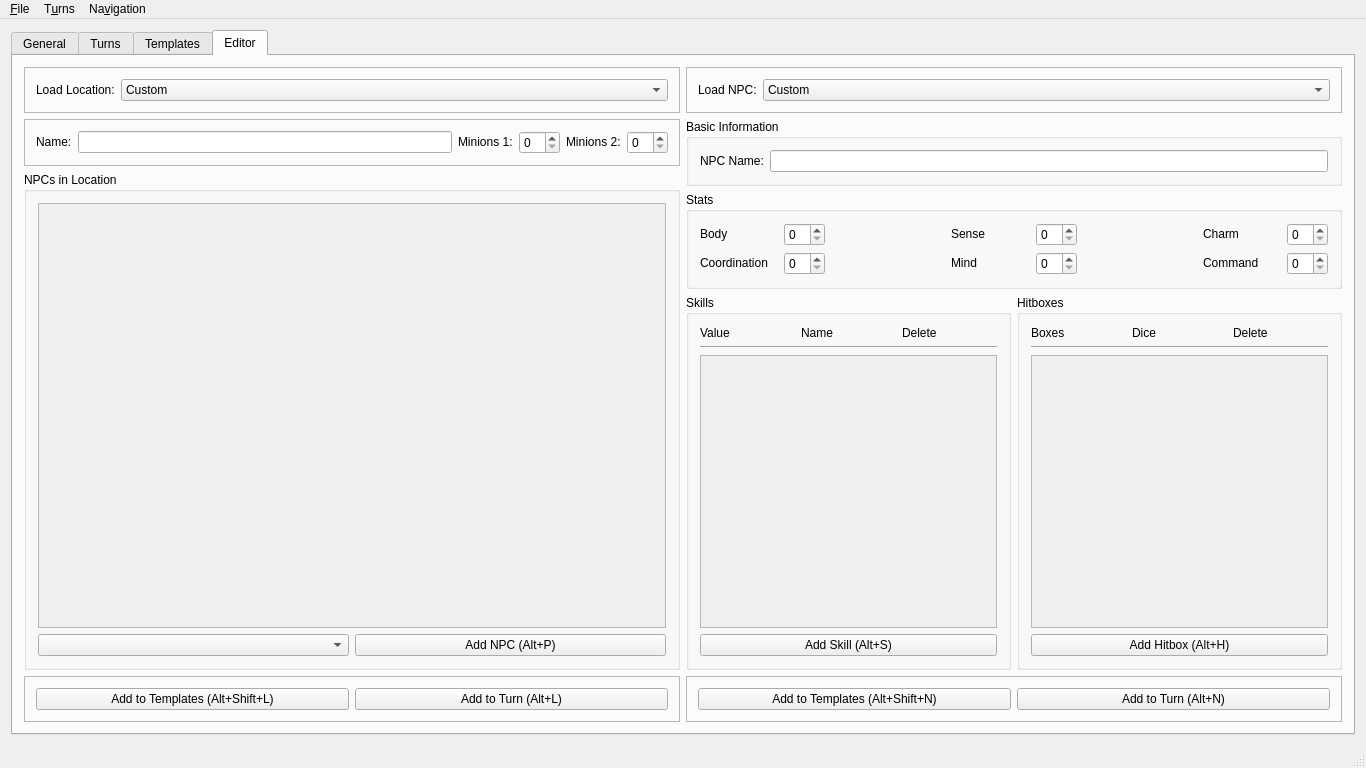
Above: src/mainwindow.ui from zobin8/talented-gm before the change. Below: the same form after it.
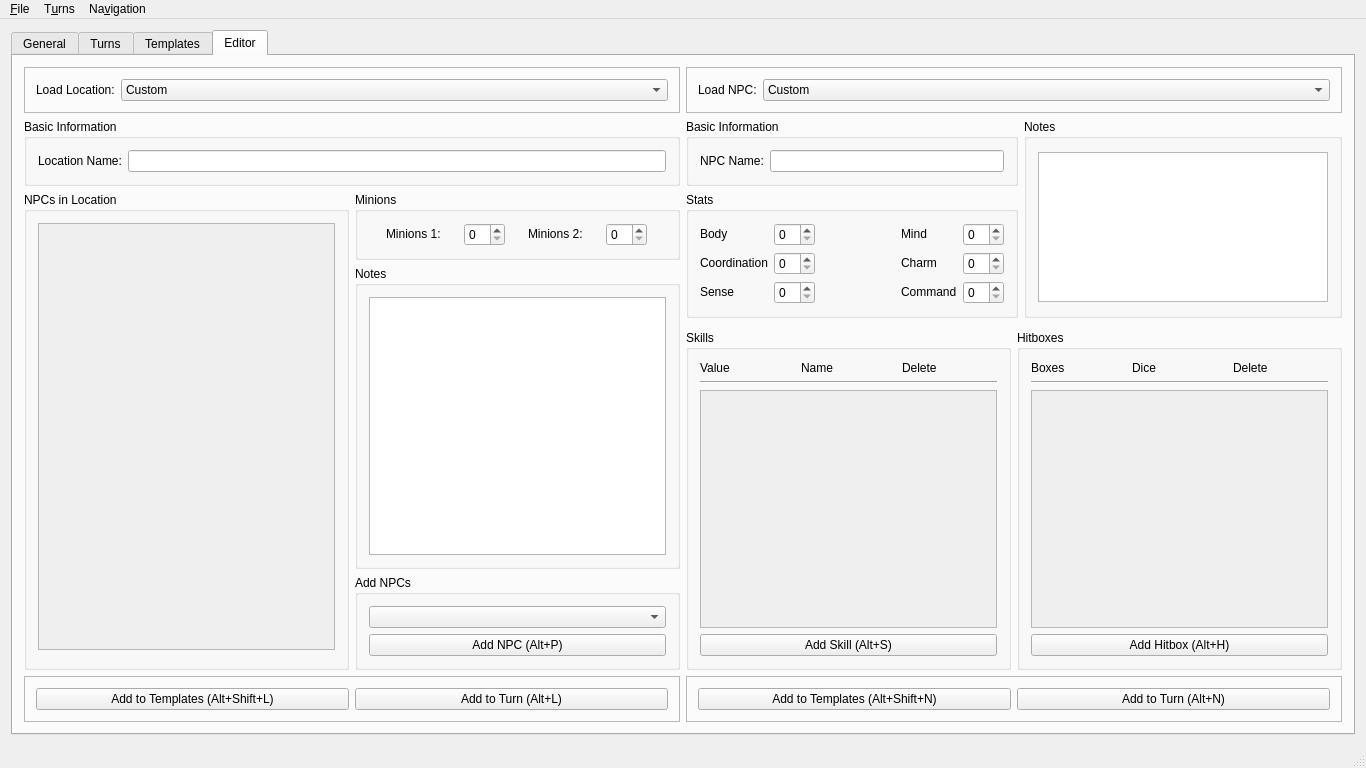
That is the form after the change. The open tabs and pages were chosen to show the change.

Commit message: Reworked UI  * Added spacce for NPC descriptions in editor and turn tab.  * Also added descriptions for locations to both tabs.

What changed in the file:
```diff
--- a/src/mainwindow.ui
+++ b/src/mainwindow.ui
@@ -239,47 +239,7 @@
             </widget>
            </item>
            <item>
-            <widget class="QFrame" name="frame_5">
-             <property name="sizePolicy">
-              <sizepolicy hsizetype="Preferred" vsizetype="Fixed">
-               <horstretch>0</horstretch>
-               <verstretch>0</verstretch>
-              </sizepolicy>
-             </property>
-             <property name="frameShape">
-              <enum>QFrame::StyledPanel</enum>
-             </property>
-             <property name="frameShadow">
-              <enum>QFrame::Raised</enum>
-             </property>
-             <layout class="QHBoxLayout" name="horizontalLayout_8">
-              <item>
-               <widget class="QPushButton" name="turnLoadButton">
-                <property name="enabled">
-                 <bool>true</bool>
-                </property>
-                <property name="toolTip">
-                 <string/>
-                </property>
-                <property name="text">
-                 <string>Load Template</string>
-                </property>
-                <property name="autoDefault">
-                 <bool>false</bool>
-                </property>
-                <property name="default">
-                 <bool>false</bool>
-                </property>
-                <property name="flat">
-                 <bool>false</bool>
-                </property>
-               </widget>
-              </item>
-             </layout>
-            </widget>
-           </item>
-           <item>
-            <widget class="QGroupBox" name="groupBox_4">
+            <widget class="QWidget" name="widget_4" native="true">
              <property name="sizePolicy">
               <sizepolicy hsizetype="Preferred" vsizetype="Fixed">
                <horstretch>0</horstretch>
@@ -289,11 +249,14 @@
              <property name="minimumSize">
               <size>
                <width>0</width>
-               <height>230</height>
+               <height>0</height>
               </size>
              </property>
-             <property name="title">
-              <string>NPC Info</string>
+             <property name="maximumSize">
+              <size>
+               <width>16777215</width>
+               <height>205</height>
+              </size>
              </property>
              <layout class="QHBoxLayout" name="horizontalLayout_9">
               <property name="leftMargin">
@@ -1041,12 +1004,9 @@
             </widget>
            </item>
            <item>
-            <widget class="QFrame" name="frame_4">
-             <property name="frameShape">
-              <enum>QFrame::StyledPanel</enum>
-             </property>
-             <property name="frameShadow">
-              <enum>QFrame::Raised</enum>
+            <widget class="QGroupBox" name="groupBox_4">
+             <property name="title">
+              <string>Basic Information</string>
              </property>
              <layout class="QVBoxLayout" name="verticalLayout_31">
               <item>
@@ -1079,7 +1039,7 @@
                     </sizepolicy>
                    </property>
                    <property name="text">
-                    <string>Name:</string>
+                    <string>Location Name:</string>
                    </property>
                   </widget>
                  </item>
@@ -1093,52 +1053,6 @@
                    </property>
                   </widget>
                  </item>
-                 <item>
-                  <widget class="QLabel" name="label_25">
-                   <property name="sizePolicy">
-                    <sizepolicy hsizetype="Fixed" vsizetype="Fixed">
-                     <horstretch>0</horstretch>
-                     <verstretch>0</verstretch>
-                    </sizepolicy>
-                   </property>
-                   <property name="text">
-                    <string>Minions 1:</string>
-                   </property>
-                  </widget>
-                 </item>
-                 <item>
-                  <widget class="QSpinBox" name="editMinionSpin1">
-                   <property name="sizePolicy">
-                    <sizepolicy hsizetype="Fixed" vsizetype="Fixed">
-                     <horstretch>0</horstretch>
-                     <verstretch>0</verstretch>
-                    </sizepolicy>
-                   </property>
-                  </widget>
-                 </item>
-                 <item>
-                  <widget class="QLabel" name="label_26">
-                   <property name="sizePolicy">
-                    <sizepolicy hsizetype="Fixed" vsizetype="Fixed">
-                     <horstretch>0</horstretch>
-                     <verstretch>0</verstretch>
-                    </sizepolicy>
-                   </property>
-                   <property name="text">
-                    <string>Minions 2:</string>
-                   </property>
-                  </widget>
-                 </item>
-                 <item>
-                  <widget class="QSpinBox" name="editMinionSpin2">
-                   <property name="sizePolicy">
-                    <sizepolicy hsizetype="Fixed" vsizetype="Fixed">
-                     <horstretch>0</horstretch>
-                     <verstretch>0</verstretch>
-                    </sizepolicy>
-                   </property>
-                  </widget>
-                 </item>
                 </layout>
                </widget>
               </item>
@@ -1146,38 +1060,74 @@
             </widget>
            </item>
            <item>
-            <widget class="QGroupBox" name="editNPCBox">
-             <property name="title">
-              <string>NPCs in Location</string>
-             </property>
-             <layout class="QVBoxLayout" name="verticalLayout_14">
+            <widget class="QWidget" name="widget_14" native="true">
+             <layout class="QHBoxLayout" name="horizontalLayout_25">
+              <property name="leftMargin">
+               <number>0</number>
+              </property>
+              <property name="topMargin">
+               <number>0</number>
+              </property>
+              <property name="rightMargin">
+               <number>0</number>
+              </property>
+              <property name="bottomMargin">
+               <number>0</number>
+              </property>
               <item>
-               <widget class="QScrollArea" name="scrollArea_2">
-                <property name="sizePolicy">
-                 <sizepolicy hsizetype="Preferred" vsizetype="Expanding">
-                  <horstretch>0</horstretch>
-                  <verstretch>0</verstretch>
-                 </sizepolicy>
+               <widget class="QGroupBox" name="editNPCBox">
+                <property name="title">
+                 <string>NPCs in Location</string>
                 </property>
-                <property name="widgetResizable">
-                 <bool>true</bool>
-                </property>
-                <widget class="QWidget" name="editLocContents">
-                 <property name="geometry">
-                  <rect>
-                   <x>0</x>
-                   <y>0</y>
-                   <width>639</width>
-                   <height>469</height>
-                  </rect>
-                 </property>
-                 <layout class="QVBoxLayout" name="verticalLayout_18"/>
-                </widget>
+                <layout class="QVBoxLayout" name="verticalLayout_14">
+                 <item>
+                  <widget class="QScrollArea" name="scrollArea_2">
+                   <property name="sizePolicy">
+                    <sizepolicy hsizetype="Preferred" vsizetype="Expanding">
+                     <horstretch>0</horstretch>
+                     <verstretch>0</verstretch>
+                    </sizepolicy>
+                   </property>
+                   <property name="widgetResizable">
+                    <bool>true</bool>
+                   </property>
+                   <widget class="QWidget" name="editLocContents">
+                    <property name="geometry">
+                     <rect>
+                      <x>0</x>
+                      <y>0</y>
+                      <width>301</width>
+                      <height>449</height>
+                     </rect>
+                    </property>
+                    <layout class="QVBoxLayout" name="verticalLayout_18"/>
+                   </widget>
+                  </widget>
+                 </item>
+                 <item>
+                  <widget class="QWidget" name="widget_9" native="true">
+                   <layout class="QHBoxLayout" name="horizontalLayout_30">
+                    <property name="leftMargin">
+                     <number>0</number>
+                    </property>
+                    <property name="topMargin">
+                     <number>0</number>
+                    </property>
+                    <property name="rightMargin">
+                     <number>0</number>
+                    </property>
+                    <property name="bottomMargin">
+                     <number>0</number>
+                    </property>
+                   </layout>
+                  </widget>
+                 </item>
+                </layout>
                </widget>
               </item>
               <item>
-               <widget class="QWidget" name="widget_9" native="true">
-                <layout class="QHBoxLayout" name="horizontalLayout_30">
+               <widget class="QWidget" name="widget_15" native="true">
+                <layout class="QVBoxLayout" name="verticalLayout_33">
                  <property name="leftMargin">
                   <number>0</number>
                  </property>
@@ -1191,19 +1141,120 @@
                   <number>0</number>
                  </property>
                  <item>
-                  <widget class="QComboBox" name="editLocNPCCombo"/>
+                  <widget class="QGroupBox" name="groupBox_7">
+                   <property name="sizePolicy">
+                    <sizepolicy hsizetype="Preferred" vsizetype="Fixed">
+                     <horstretch>0</horstretch>
+                     <verstretch>0</verstretch>
+                    </sizepolicy>
+                   </property>
+                   <property name="title">
+                    <string>Minions</string>
+                   </property>
+                   <layout class="QGridLayout" name="gridLayout_4">
+                    <item row="0" column="1">
+                     <widget class="QSpinBox" name="editMinionSpin1">
+                      <property name="sizePolicy">
+                       <sizepolicy hsizetype="Fixed" vsizetype="Fixed">
+                        <horstretch>0</horstretch>
+                        <verstretch>0</verstretch>
+                       </sizepolicy>
+                      </property>
+                     </widget>
+                    </item>
+                    <item row="0" column="2">
+                     <widget class="QLabel" name="label_26">
+                      <property name="sizePolicy">
+                       <sizepolicy hsizetype="Fixed" vsizetype="Fixed">
+                        <horstretch>0</horstretch>
+                        <verstretch>0</verstretch>
+                       </sizepolicy>
+                      </property>
+                      <property name="text">
+                       <string>Minions 2:</string>
+                      </property>
+                     </widget>
+                    </item>
+                    <item row="0" column="0">
+                     <widget class="QLabel" name="label_25">
+                      <property name="sizePolicy">
+                       <sizepolicy hsizetype="Fixed" vsizetype="Fixed">
+                        <horstretch>0</horstretch>
+                        <verstretch>0</verstretch>
+                       </sizepolicy>
+                      </property>
+                      <property name="text">
+                       <string>Minions 1:</string>
+                      </property>
+                     </widget>
+                    </item>
+                    <item row="0" column="3">
+                     <widget class="QSpinBox" name="editMinionSpin2">
+                      <property name="sizePolicy">
+                       <sizepolicy hsizetype="Fixed" vsizetype="Fixed">
+                        <horstretch>0</horstretch>
+                        <verstretch>0</verstretch>
+                       </sizepolicy>
+                      </property>
+                     </widget>
+                    </item>
+                   </layout>
+                  </widget>
                  </item>
                  <item>
-                  <widget class="QPushButton" name="editAddNPCButton">
-                   <property name="toolTip">
-                    <string/>
+                  <widget class="QGroupBox" name="groupBox">
+                   <property name="title">
+                    <string>Notes</string>
                    </property>
-                   <property name="text">
-                    <string>Add NPC (Alt+P)</string>
+                   <layout class="QHBoxLayout" name="horizontalLayout_12">
+                    <item>
+                     <widget class="QTextEdit" name="textEdit">
+                      <property name="sizePolicy">
+                       <sizepolicy hsizetype="Preferred" vsizetype="Preferred">
+                        <horstretch>0</horstretch>
+                        <verstretch>0</verstretch>
+                       </sizepolicy>
+                      </property>
+                     </widget>
+                    </item>
+                   </layout>
+                  </widget>
+                 </item>
+                 <item>
+                  <widget class="QGroupBox" name="groupBox_8">
+                   <property name="sizePolicy">
+                    <sizepolicy hsizetype="Preferred" vsizetype="Fixed">
+                     <horstretch>0</horstretch>
+                     <verstretch>0</verstretch>
+                    </sizepolicy>
                    </property>
-                   <property name="shortcut">
-                    <string>Alt+P</string>
+                   <property name="title">
+                    <string>Add NPCs</string>
                    </property>
+                   <layout class="QVBoxLayout" name="verticalLayout_34">
+                    <item>
+                     <widget class="QComboBox" name="editLocNPCCombo"/>
+                    </item>
+                    <item>
+                     <widget class="QPushButton" name="editAddNPCButton">
+                      <property name="sizePolicy">
+                       <sizepolicy hsizetype="Preferred" vsizetype="Fixed">
+                        <horstretch>0</horstretch>
+                        <verstretch>0</verstretch>
+                       </sizepolicy>
+                      </property>
+                      <property name="toolTip">
+                       <string/>
+                      </property>
+                      <property name="text">
+                       <string>Add NPC (Alt+P)</string>
+                      </property>
+                      <property name="shortcut">
+                       <string>Alt+P</string>
+                      </property>
+                     </widget>
+                    </item>
+                   </layout>
                   </widget>
                  </item>
                 </layout>
@@ -1324,8 +1375,8 @@
             </widget>
            </item>
            <item>
-            <widget class="QWidget" name="widget_3" native="true">
-             <layout class="QHBoxLayout" name="horizontalLayout_2">
+            <widget class="QWidget" name="widget_11" native="true">
+             <layout class="QHBoxLayout" name="horizontalLayout_24">
               <property name="leftMargin">
                <number>0</number>
               </property>
@@ -1339,8 +1390,8 @@
                <number>0</number>
               </property>
               <item>
-               <widget class="QWidget" name="widget_12" native="true">
-                <layout class="QVBoxLayout" name="verticalLayout_32">
+               <widget class="QWidget" name="widget_10" native="true">
+                <layout class="QVBoxLayout" name="verticalLayout_28">
                  <property name="leftMargin">
                   <number>0</number>
                  </property>
@@ -1403,8 +1454,18 @@
                     <string>Stats</string>
                    </property>
                    <layout class="QGridLayout" name="gridLayout_3">
-                    <item row="0" column="4">
-                     <spacer name="horizontalSpacer_3">
+                    <item row="1" column="5">
+                     <widget class="QSpinBox" name="editCharmSpin">
+                      <property name="sizePolicy">
+                       <sizepolicy hsizetype="Fixed" vsizetype="Fixed">
+                        <horstretch>0</horstretch>
+                        <verstretch>0</verstretch>
+                       </sizepolicy>
+                      </property>
+                     </widget>
+                    </item>
+                    <item row="0" column="2">
+                     <spacer name="horizontalSpacer_2">
                       <property name="orientation">
                        <enum>Qt::Horizontal</enum>
                       </property>
@@ -1419,6 +1480,16 @@
                       </property>
                      </spacer>
                     </item>
+                    <item row="2" column="1">
+                     <widget class="QSpinBox" name="editSenseSpin">
+                      <property name="sizePolicy">
+                       <sizepolicy hsizetype="Fixed" vsizetype="Fixed">
+                        <horstretch>0</horstretch>
+                        <verstretch>0</verstretch>
+                       </sizepolicy>
+                      </property>
+                     </widget>
+                    </item>
                     <item row="0" column="0">
                      <widget class="QLabel" name="label_32">
                       <property name="sizePolicy">
@@ -1432,22 +1503,6 @@
                       </property>
                      </widget>
                     </item>
-                    <item row="0" column="2">
-                     <spacer name="horizontalSpacer_4">
-                      <property name="orientation">
-                       <enum>Qt::Horizontal</enum>
-                      </property>
-                      <property name="sizeType">
-                       <enum>QSizePolicy::Preferred</enum>
-                      </property>
-                      <property name="sizeHint" stdset="0">
-                       <size>
-                        <width>40</width>
-                        <height>20</height>
-                       </size>
-                      </property>
-                     </spacer>
-                    </item>
                     <item row="1" column="1">
                      <widget class="QSpinBox" name="editCoordSpin">
                       <property name="sizePolicy">
@@ -1468,61 +1523,6 @@
                       </property>
                      </widget>
                     </item>
-                    <item row="0" column="10">
-                     <spacer name="horizontalSpacer_5">
-                      <property name="orientation">
-                       <enum>Qt::Horizontal</enum>
-                      </property>
-                      <property name="sizeType">
-                       <enum>QSizePolicy::Preferred</enum>
-                      </property>
-                      <property name="sizeHint" stdset="0">
-                       <size>
-                        <width>40</width>
-                        <height>20</height>
-                       </size>
-                      </property>
-                     </spacer>
-                    </item>
-                    <item row="0" column="8">
-                     <spacer name="horizontalSpacer_2">
-                      <property name="orientation">
-                       <enum>Qt::Horizontal</enum>
-                      </property>
-                      <property name="sizeType">
-                       <enum>QSizePolicy::Preferred</enum>
-                      </property>
-                      <property name="sizeHint" stdset="0">
-                       <size>
-                        <width>40</width>
-                        <height>20</height>
-                       </size>
-                      </property>
-                     </spacer>
-                    </item>
-                    <item row="0" column="11">
-                     <widget class="QLabel" name="label_37">
-                      <property name="sizePolicy">
-                       <sizepolicy hsizetype="Preferred" vsizetype="Fixed">
-                        <horstretch>0</horstretch>
-                        <verstretch>0</verstretch>
-                       </sizepolicy>
-                      </property>
-                      <property name="text">
-                       <string>Charm</string>
-                      </property>
-                     </widget>
-                    </item>
-                    <item row="0" column="12">
-                     <widget class="QSpinBox" name="editCharmSpin">
-                      <property name="sizePolicy">
-                       <sizepolicy hsizetype="Fixed" vsizetype="Fixed">
-                        <horstretch>0</horstretch>
-                        <verstretch>0</verstretch>
-                       </sizepolicy>
-                      </property>
-                     </widget>
-                    </item>
                     <item row="1" column="0">
                      <widget class="QLabel" name="label_36">
                       <property name="sizePolicy">
@@ -1536,34 +1536,47 @@
                       </property>
                      </widget>
                     </item>
-                    <item row="0" column="3">
-                     <spacer name="horizontalSpacer_6">
-                      <property name="orientation">
-                       <enum>Qt::Horizontal</enum>
+                    <item row="0" column="4">
+                     <widget class="QLabel" name="label_33">
+                      <property name="sizePolicy">
+                       <sizepolicy hsizetype="Preferred" vsizetype="Fixed">
+                        <horstretch>0</horstretch>
+                        <verstretch>0</verstretch>
+                       </sizepolicy>
                       </property>
-                      <property name="sizeType">
-                       <enum>QSizePolicy::Preferred</enum>
+                      <property name="text">
+                       <string>Mind</string>
                       </property>
-                      <property name="sizeHint" stdset="0">
-                       <size>
-                        <width>40</width>
-                        <height>20</height>
-                       </size>
+                     </widget>
+                    </item>
+                    <item row="2" column="4">
+                     <widget class="QLabel" name="label_34">
+                      <property name="sizePolicy">
+                       <sizepolicy hsizetype="Preferred" vsizetype="Fixed">
+                        <horstretch>0</horstretch>
+                        <verstretch>0</verstretch>
+                       </sizepolicy>
                       </property>
-                     </spacer>
+                      <property name="text">
+                       <string>Command</string>
+                      </property>
+                     </widget>
                     </item>
-                    <item row="1" column="7">
-                     <widget class="QSpinBox" name="editMindSpin">
+                    <item row="1" column="4">
+                     <widget class="QLabel" name="label_37">
                       <property name="sizePolicy">
-                       <sizepolicy hsizetype="Fixed" vsizetype="Fixed">
+                       <sizepolicy hsizetype="Preferred" vsizetype="Fixed">
                         <horstretch>0</horstretch>
                         <verstretch>0</verstretch>
                        </sizepolicy>
                       </property>
+                      <property name="text">
+                       <string>Charm</string>
+                      </property>
                      </widget>
                     </item>
-                    <item row="0" column="7">
-                     <widget class="QSpinBox" name="editSenseSpin">
+                    <item row="2" column="5">
+                     <widget class="QSpinBox" name="editCommSpin">
                       <property name="sizePolicy">
                        <sizepolicy hsizetype="Fixed" vsizetype="Fixed">
                         <horstretch>0</horstretch>
@@ -1573,6 +1586,16 @@
                      </widget>
                     </item>
                     <item row="0" column="5">
+                     <widget class="QSpinBox" name="editMindSpin">
+                      <property name="sizePolicy">
+                       <sizepolicy hsizetype="Fixed" vsizetype="Fixed">
+                        <horstretch>0</horstretch>
+                        <verstretch>0</verstretch>
+                       </sizepolicy>
+                      </property>
+                     </widget>
+                    </item>
+                    <item row="2" column="0">
                      <widget class="QLabel" name="label_35">
                       <property name="sizePolicy">
                        <sizepolicy hsizetype="Preferred" vsizetype="Fixed">
@@ -1585,44 +1608,8 @@
                       </property>
                      </widget>
                     </item>
-                    <item row="1" column="12">
-                     <widget class="QSpinBox" name="editCommSpin">
-                      <property name="sizePolicy">
-                       <sizepolicy hsizetype="Fixed" vsizetype="Fixed">
-                        <horstretch>0</horstretch>
-                        <verstretch>0</verstretch>
-                       </sizepolicy>
-                      </property>
-                     </widget>
-                    </item>
-                    <item row="1" column="11">
-                     <widget class="QLabel" name="label_34">
-                      <property name="sizePolicy">
-                       <sizepolicy hsizetype="Preferred" vsizetype="Fixed">
-                        <horstretch>0</horstretch>
-                        <verstretch>0</verstretch>
-                       </sizepolicy>
-                      </property>
-                      <property name="text">
-                       <string>Command</string>
-                      </property>
-                     </widget>
-                    </item>
-                    <item row="1" column="5">
-                     <widget class="QLabel" name="label_33">
-                      <property name="sizePolicy">
-                       <sizepolicy hsizetype="Preferred" vsizetype="Fixed">
-                        <horstretch>0</horstretch>
-                        <verstretch>0</verstretch>
-                       </sizepolicy>
-                      </property>
-                      <property name="text">
-                       <string>Mind</string>
-                      </property>
-                     </widget>
-                    </item>
-                    <item row="0" column="9">
-                     <spacer name="horizontalSpacer_7">
+                    <item row="0" column="3">
+                     <spacer name="horizontalSpacer_3">
                       <property name="orientation">
                        <enum>Qt::Horizontal</enum>
                       </property>
@@ -1640,6 +1627,67 @@
                    </layout>
                   </widget>
                  </item>
+                </layout>
+               </widget>
+              </item>
+              <item>
+               <widget class="QGroupBox" name="groupBox_6">
+                <property name="title">
+                 <string>Notes</string>
+                </property>
+                <layout class="QVBoxLayout" name="verticalLayout_29">
+                 <item>
+                  <widget class="QTextEdit" name="textEdit_2">
+                   <property name="sizePolicy">
+                    <sizepolicy hsizetype="Preferred" vsizetype="Preferred">
+                     <horstretch>0</horstretch>
+                     <verstretch>0</verstretch>
+                    </sizepolicy>
+                   </property>
+                   <property name="maximumSize">
+                    <size>
+                     <width>16777215</width>
+                     <height>150</height>
+                    </size>
+                   </property>
+                  </widget>
+                 </item>
+                </layout>
+               </widget>
+              </item>
+             </layout>
+            </widget>
+           </item>
+           <item>
+            <widget class="QWidget" name="widget_3" native="true">
+             <layout class="QHBoxLayout" name="horizontalLayout_2">
+              <property name="leftMargin">
+               <number>0</number>
+              </property>
+              <property name="topMargin">
+               <number>0</number>
+              </property>
+              <property name="rightMargin">
+               <number>0</number>
+              </property>
+              <property name="bottomMargin">
+               <number>0</number>
+              </property>
+              <item>
+               <widget class="QWidget" name="widget_12" native="true">
+                <layout class="QVBoxLayout" name="verticalLayout_32">
+                 <property name="leftMargin">
+                  <number>0</number>
+                 </property>
+                 <property name="topMargin">
+                  <number>0</number>
+                 </property>
+                 <property name="rightMargin">
+                  <number>0</number>
+                 </property>
+                 <property name="bottomMargin">
+                  <number>0</number>
+                 </property>
                 </layout>
                </widget>
               </item>
@@ -1774,8 +1822,8 @@
                         <rect>
                          <x>0</x>
                          <y>0</y>
-                         <width>305</width>
-                         <height>335</height>
+                         <width>301</width>
+                         <height>264</height>
                         </rect>
                        </property>
                        <layout class="QVBoxLayout" name="verticalLayout_19"/>
@@ -1908,8 +1956,8 @@
                      <rect>
                       <x>0</x>
                       <y>0</y>
-                      <width>304</width>
-                      <height>335</height>
+                      <width>301</width>
+                      <height>264</height>
                      </rect>
                     </property>
                     <layout class="QVBoxLayout" name="verticalLayout_17"/>
```
Left out of the diff: 214 changed lines with no effect on the pictures.
